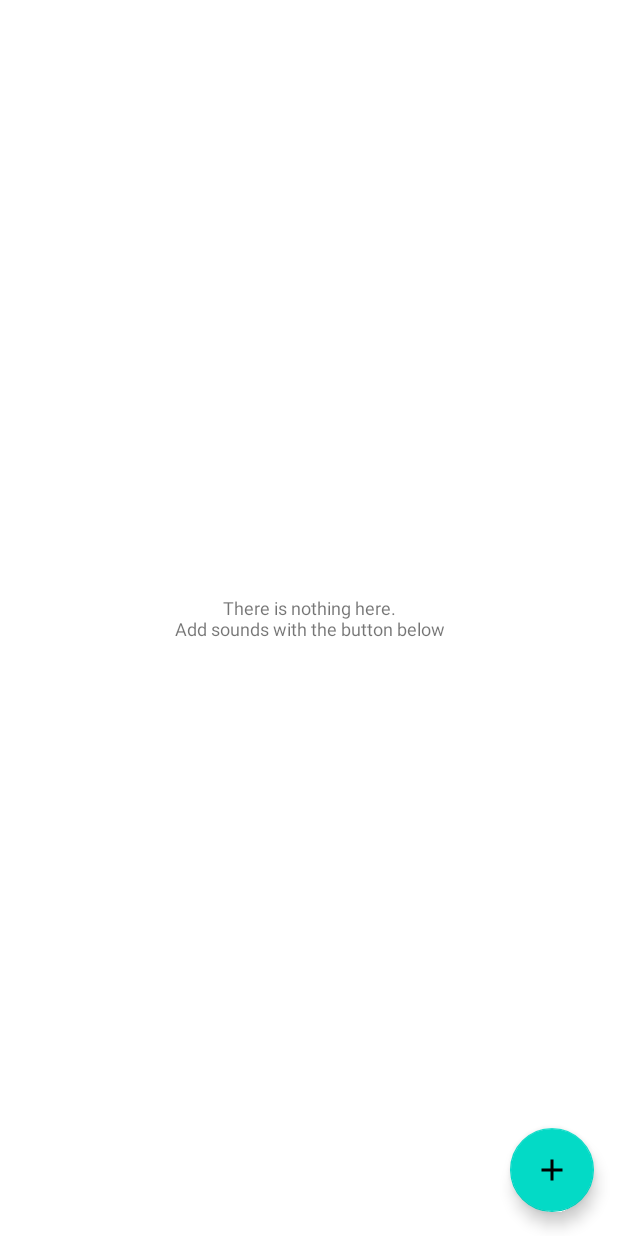
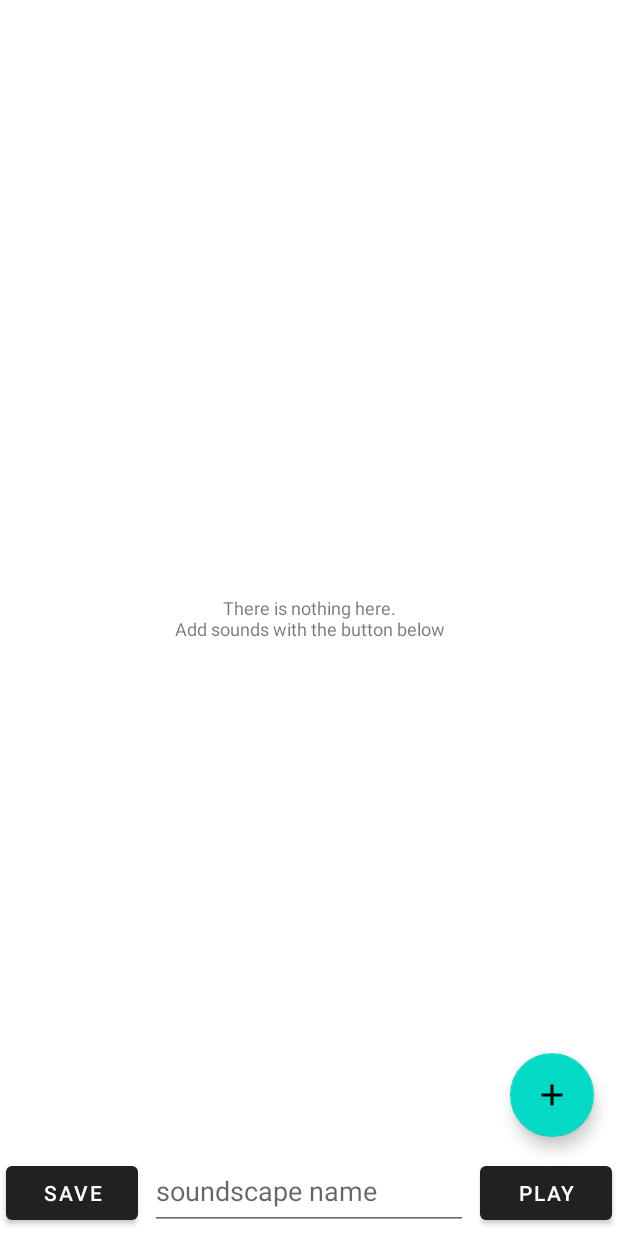
Before and after one commit to matiaselm/android-audio-project, an Android app: the layout fragment_add_sound.xml on its own in the app's theme, with its tools: preview values and no code run, on a phone screen of 412 x 824 dp. Run offline under Robolectric (Android 15) with nearby library versions, the phone set to English and light mode, and no system bars.

Commit message:
new soundscape controls

```diff
--- a/app/src/main/java/com/example/audioproject/addSoundscapes/AddSoundFragment.kt
+++ b/app/src/main/java/com/example/audioproject/addSoundscapes/AddSoundFragment.kt
@@ -67,7 +67,7 @@ class AddSoundFragment : Fragment() {
     override fun onActivityCreated(savedInstanceState: Bundle?) {
         super.onActivityCreated(savedInstanceState)
 
-        if (soundList.size > 0) {
+        if (sounds.size > 0) {
             addSoundTextView.visibility = View.GONE
         }
 
--- a/app/src/main/res/layout/fragment_add_sound.xml
+++ b/app/src/main/res/layout/fragment_add_sound.xml
@@ -1,6 +1,5 @@
 <?xml version="1.0" encoding="utf-8"?>
-<FrameLayout
-    xmlns:android="http://schemas.android.com/apk/res/android"
+<FrameLayout xmlns:android="http://schemas.android.com/apk/res/android"
     xmlns:app="http://schemas.android.com/apk/res-auto"
     xmlns:tools="http://schemas.android.com/tools"
     android:layout_width="match_parent"
@@ -8,13 +7,13 @@
 
     <com.google.android.material.textview.MaterialTextView
         android:id="@+id/addSoundTextView"
-        android:visibility="visible"
         android:layout_width="wrap_content"
         android:layout_height="wrap_content"
         android:layout_gravity="center"
+        android:text="@string/add_sound_text"
+        android:textAlignment="center"
         android:textSize="12sp"
-        android:text="@string/add_sound_text"
-        android:textAlignment="center"/>
+        android:visibility="visible" />
 
     <androidx.recyclerview.widget.RecyclerView
         android:id="@+id/soundList"
@@ -32,9 +31,36 @@
         android:layout_width="wrap_content"
         android:layout_height="wrap_content"
         android:layout_gravity="end|bottom"
-        android:layout_margin="16dp"
+        android:layout_marginBottom="66dp"
+        android:layout_marginEnd="16dp"
         android:src="@drawable/ic_baseline_add_24"
         app:layout_constraintBottom_toBottomOf="parent"
         app:layout_constraintEnd_toEndOf="parent" />
 
+    <LinearLayout
+        android:layout_width="match_parent"
+        android:layout_height="60dp"
+        android:layout_gravity="bottom">
+
+        <com.google.android.material.button.MaterialButton
+            android:layout_width="wrap_content"
+            android:layout_height="wrap_content"
+            android:layout_margin="4dp"
+            android:text="@string/save_button" />
+
+        <com.google.android.material.textfield.TextInputEditText
+            android:layout_width="0dp"
+            android:layout_height="match_parent"
+            android:layout_margin="4dp"
+            android:layout_weight="1"
+            android:hint="@string/soundscape_name_hint" />
+
+        <com.google.android.material.button.MaterialButton
+            android:layout_width="wrap_content"
+            android:layout_height="wrap_content"
+            android:layout_margin="4dp"
+            android:text="@string/play_button" />
+
+    </LinearLayout>
+
 </FrameLayout>
--- a/app/src/main/res/values/strings.xml
+++ b/app/src/main/res/values/strings.xml
@@ -19,4 +19,6 @@
     <string name="modify_button">modify</string>
     <string name="search_view_info">Type above to search for sounds</string>
     <string name="remove_button">remove</string>
+    <string name="save_button">save</string>
+    <string name="soundscape_name_hint">soundscape name</string>
 </resources>
```
